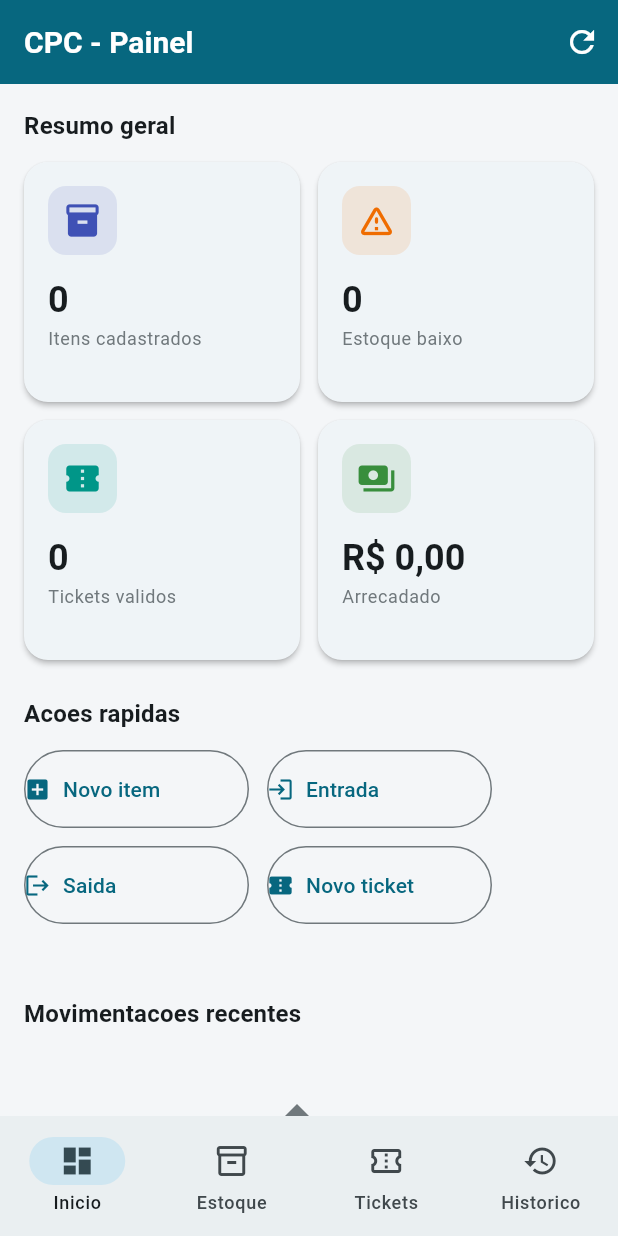
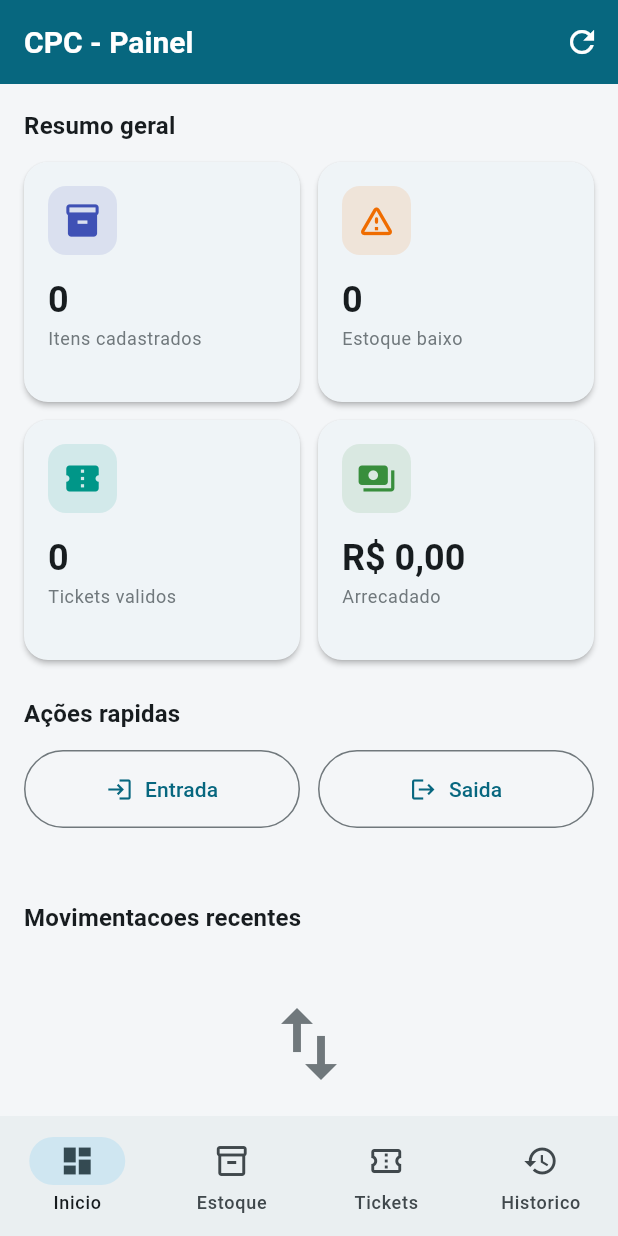
Before and after one commit to Danrley-Ruan-Saquetti/cpc-matriz-flutter, a Flutter app: the screen it shows after launch, on a phone screen of 412 x 824 dp. Run offline on Flutter 3.47's test engine with Material 3 defaults, Android fonts, the phone set to English and light mode, and no system bars; our stand-ins replace nested; missing offline and left inert: postgres.

Commit message:
feat: Adicionando ações rápidas para movimentação

```diff
--- a/lib/views/dashboard/dashboard_view.dart
+++ b/lib/views/dashboard/dashboard_view.dart
@@ -108,7 +108,7 @@ class _DashboardBody extends StatelessWidget {
                 ),
                 const SizedBox(height: 24),
                 Text(
-                  'Acoes rapidas',
+                  'Ações rapidas',
                   style: theme.textTheme.titleMedium?.copyWith(
                     fontWeight: FontWeight.bold,
                   ),
@@ -147,16 +147,10 @@ class _AcoesRapidas extends StatelessWidget {
       onAcaoConcluida();
     }
 
-    return Wrap(
-      spacing: 12,
-      runSpacing: 12,
+    return Row(
       children: [
-        _BotaoAcao(
-          icon: Icons.add_box,
-          rotulo: 'Novo item',
-          onTap: () => abrir(AppRoutes.itemForm),
-        ),
-        _BotaoAcao(
+        Expanded(
+          child: _BotaoAcao(
             icon: Icons.login,
             rotulo: 'Entrada',
             onTap: () => abrir(
@@ -164,7 +158,10 @@ class _AcoesRapidas extends StatelessWidget {
               const MovimentacaoFormArgs(tipo: TipoMovimentacao.entrada),
             ),
           ),
-        _BotaoAcao(
+        ),
+        const SizedBox(width: 12),
+        Expanded(
+          child: _BotaoAcao(
             icon: Icons.logout,
             rotulo: 'Saida',
             onTap: () => abrir(
@@ -172,10 +169,6 @@ class _AcoesRapidas extends StatelessWidget {
               const MovimentacaoFormArgs(tipo: TipoMovimentacao.saida),
             ),
           ),
-        _BotaoAcao(
-          icon: Icons.confirmation_number,
-          rotulo: 'Novo ticket',
-          onTap: () => abrir(AppRoutes.ticketForm),
         ),
       ],
     );
@@ -196,18 +189,14 @@ class _BotaoAcao extends StatelessWidget {
   @override
   Widget build(BuildContext context) {
     final theme = Theme.of(context);
-    return SizedBox(
-      width: 150,
-      child: OutlinedButton.icon(
+    return OutlinedButton.icon(
       onPressed: onTap,
       style: OutlinedButton.styleFrom(
         padding: const EdgeInsets.symmetric(vertical: 16),
-          alignment: Alignment.centerLeft,
         foregroundColor: theme.colorScheme.primary,
       ),
       icon: Icon(icon),
       label: Text(rotulo),
-      ),
     );
   }
 }
```
Lines whose indentation alone changed are shown as unchanged.
